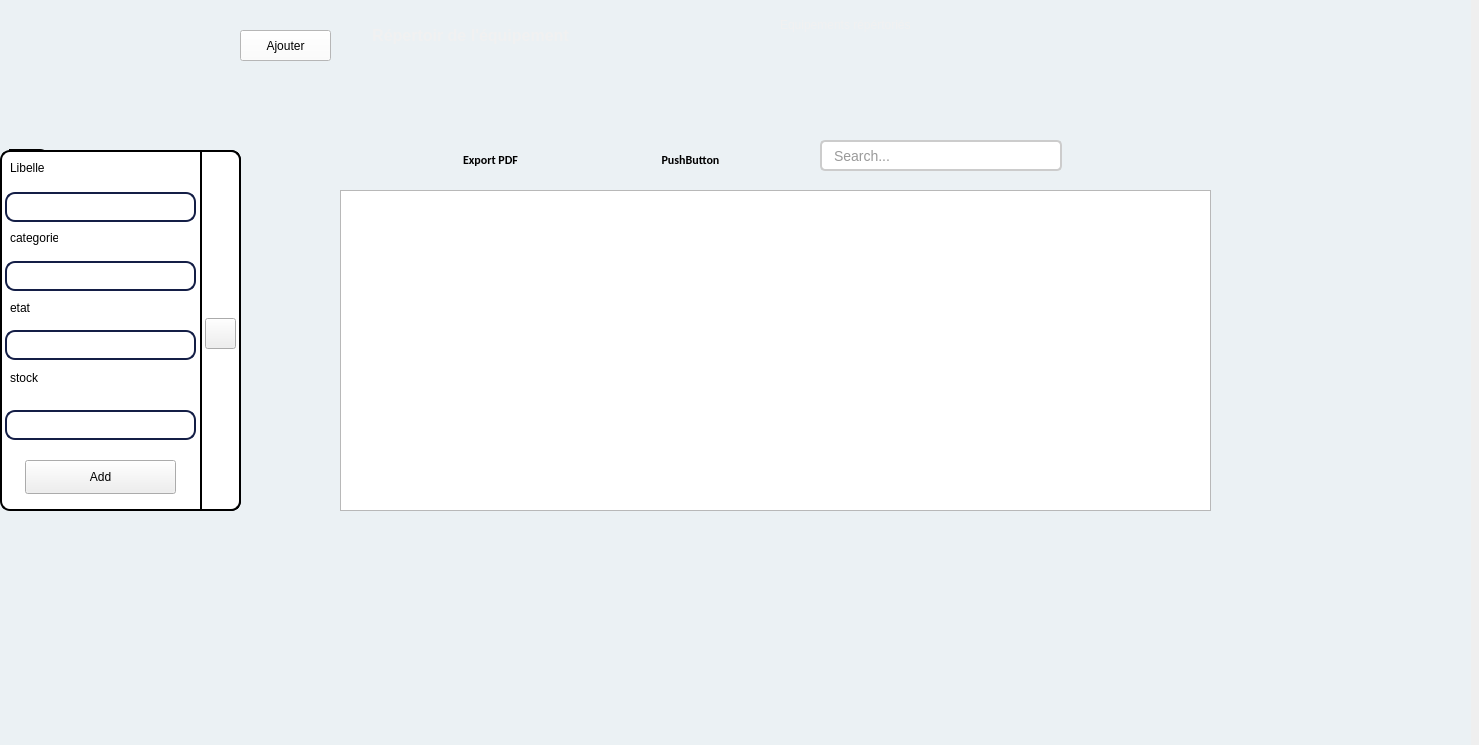
Above: equipment.ui from HyperDarkmoon/TVEmpire before the change. Below: the same form after it.
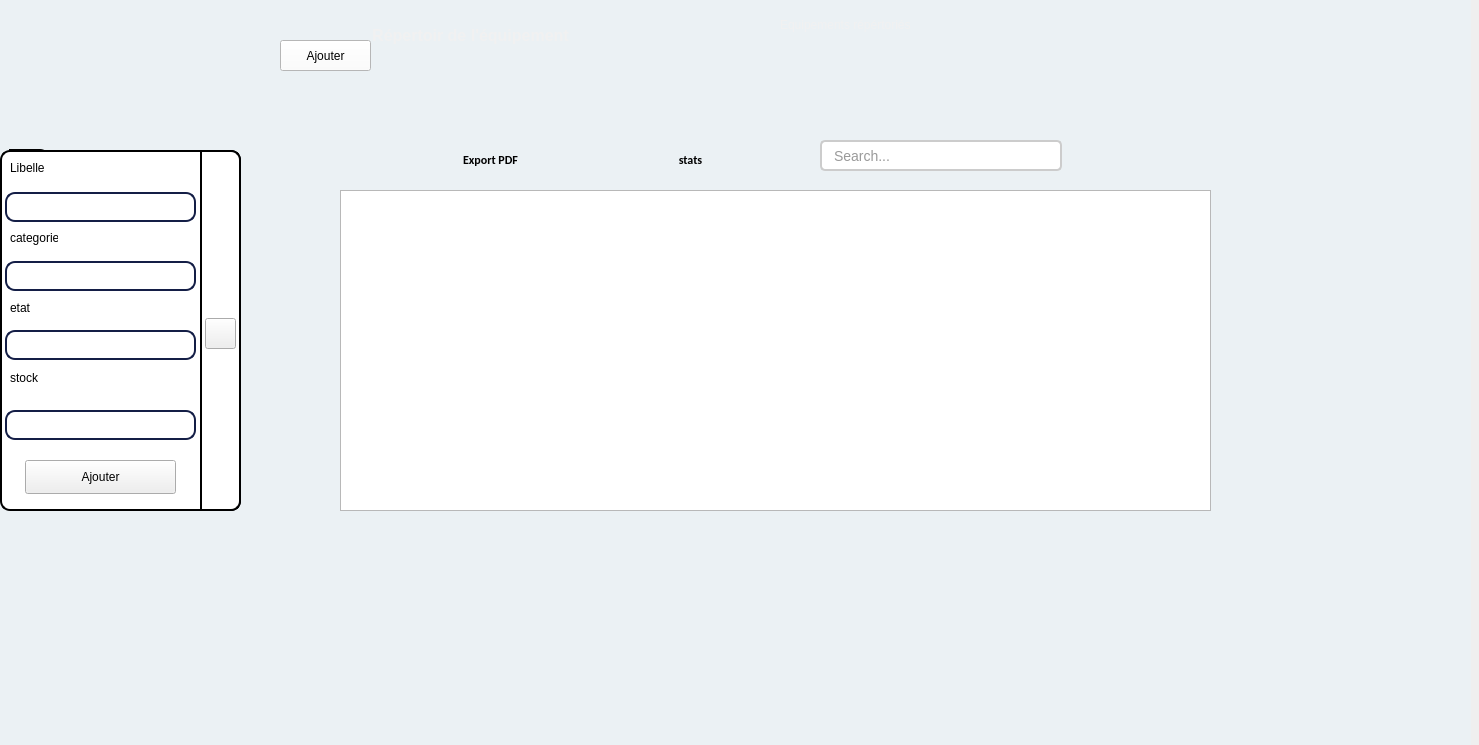
That is the form after the change. Icons and pictures are not drawn.

Diff of the .ui file:
```diff
--- a/equipment.ui
+++ b/equipment.ui
@@ -511,8 +511,8 @@
    <widget class="QPushButton" name="Ajout">
     <property name="geometry">
      <rect>
-      <x>240</x>
-      <y>30</y>
+      <x>280</x>
+      <y>40</y>
       <width>91</width>
       <height>31</height>
      </rect>
@@ -1179,7 +1179,7 @@
       </rect>
      </property>
      <property name="text">
-      <string>Add</string>
+      <string>Ajouter</string>
      </property>
      <property name="icon">
       <iconset>
@@ -1375,7 +1375,7 @@
 }</string>
     </property>
     <property name="text">
-     <string>PushButton</string>
+     <string>stats</string>
     </property>
     <property name="icon">
      <iconset>
```
Left out of the diff: 32 changed lines with no effect on the pictures.
